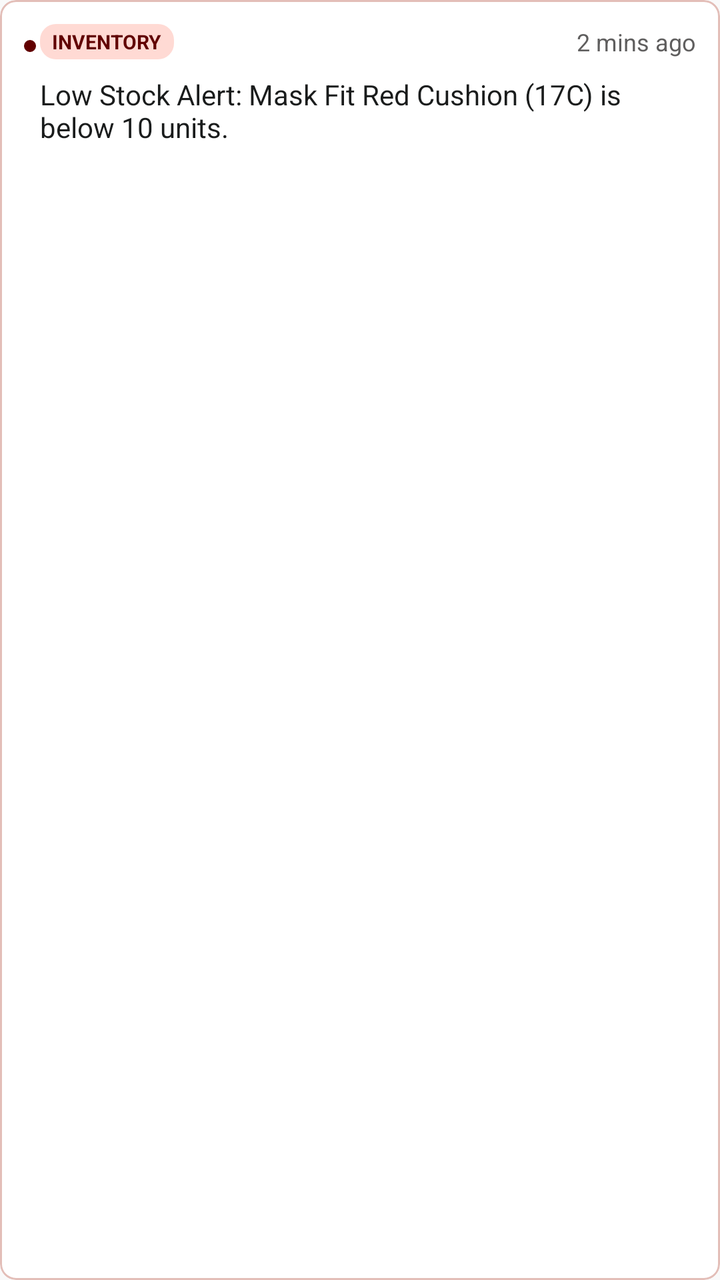
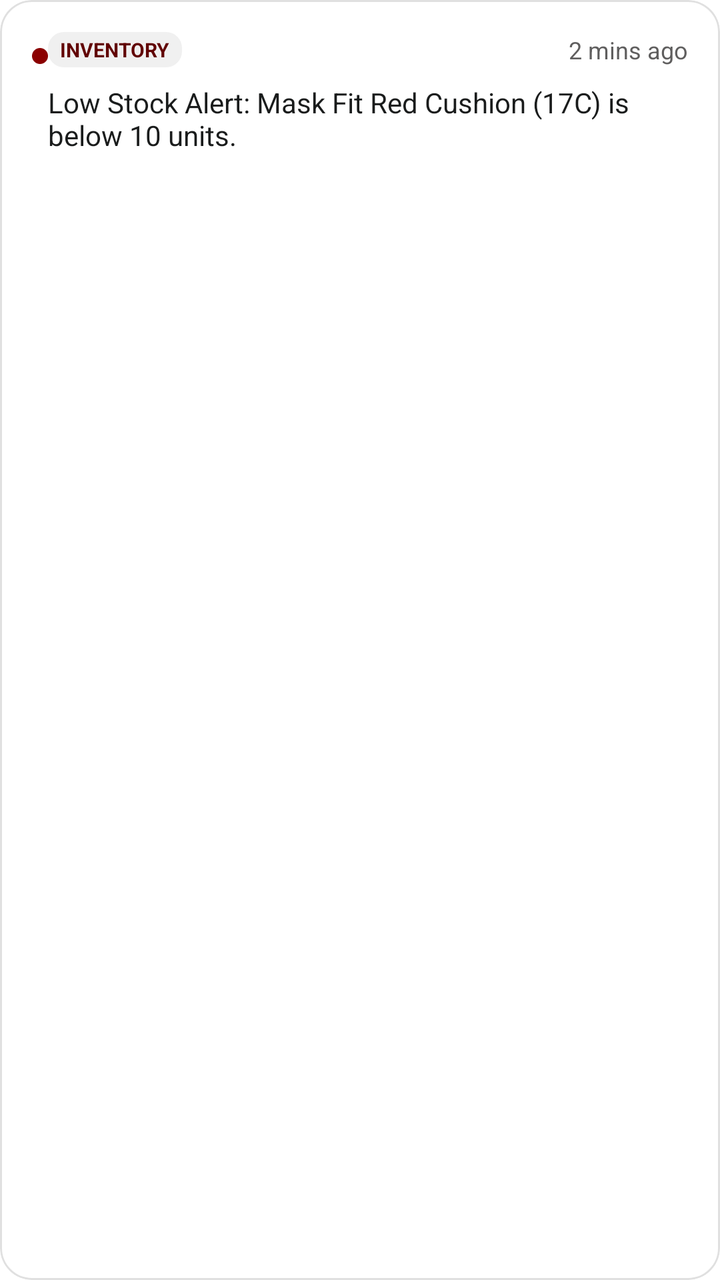

The first picture is an Android layout as it rendered before a commit; the second is the same layout after the commit. The layout source and the unified diff follow.
<!-- AndroidManifest.xml: application theme Theme.TirTirMCommerce -->
<!-- res/layout/item_admin_notification.xml -->
<?xml version="1.0" encoding="utf-8"?>
<com.google.android.material.card.MaterialCardView xmlns:android="http://schemas.android.com/apk/res/android"
    xmlns:app="http://schemas.android.com/apk/res-auto"
    xmlns:tools="http://schemas.android.com/tools"
    android:id="@+id/cardAdminNotification"
    android:layout_width="match_parent"
    android:layout_height="wrap_content"
    android:layout_margin="6dp"
    app:cardBackgroundColor="#ffffff"
    app:cardCornerRadius="8dp"
    app:cardElevation="0dp"
    app:strokeColor="#e3beb8"
    app:strokeWidth="1dp">

    <androidx.constraintlayout.widget.ConstraintLayout
        android:layout_width="match_parent"
        android:layout_height="wrap_content"
        android:padding="12dp">

        
        <View
            android:id="@+id/viewTypeDot"
            android:layout_width="6dp"
            android:layout_height="6dp"
            android:layout_marginTop="8dp"
            android:background="@drawable/bg_rounded_primary"
            android:backgroundTint="#610000"
            app:layout_constraintStart_toStartOf="parent"
            app:layout_constraintTop_toTopOf="parent" />

        <ImageView
            android:id="@+id/ivTypeIcon"
            android:layout_width="20dp"
            android:layout_height="20dp"
            android:src="@drawable/ic_notifications"
            app:tint="#454747"
            android:visibility="gone"
            app:layout_constraintStart_toStartOf="parent"
            app:layout_constraintTop_toTopOf="parent" />

        
        <TextView
            android:id="@+id/tvCategoryTag"
            android:layout_width="wrap_content"
            android:layout_height="wrap_content"
            android:layout_marginStart="8dp"
            android:background="@drawable/bg_rounded_primary"
            android:backgroundTint="#ffdad4"
            android:paddingHorizontal="6dp"
            android:paddingVertical="2dp"
            android:text="INVENTORY"
            android:textColor="#610000"
            android:textSize="10sp"
            android:textStyle="bold"
            app:layout_constraintStart_toEndOf="@id/ivTypeIcon"
            app:layout_constraintTop_toTopOf="parent" />

        
        <TextView
            android:id="@+id/tvTimeLabel"
            android:layout_width="wrap_content"
            android:layout_height="wrap_content"
            android:text="2 mins ago"
            android:textColor="#5f5e5e"
            android:textSize="12sp"
            app:layout_constraintBottom_toBottomOf="@id/tvCategoryTag"
            app:layout_constraintEnd_toEndOf="parent"
            app:layout_constraintTop_toTopOf="@id/tvCategoryTag" />

        
        <TextView
            android:id="@+id/tvMessageBody"
            android:layout_width="0dp"
            android:layout_height="wrap_content"
            android:layout_marginTop="8dp"
            android:text="Low Stock Alert: Mask Fit Red Cushion (17C) is below 10 units."
            android:textColor="#1a1c1c"
            android:textSize="14sp"
            app:layout_constraintEnd_toEndOf="parent"
            app:layout_constraintStart_toStartOf="@id/tvCategoryTag"
            app:layout_constraintTop_toBottomOf="@id/tvCategoryTag" />

        
        <com.google.android.material.button.MaterialButton
            android:id="@+id/btnPrimaryAction"
            style="@style/Widget.MaterialComponents.Button.UnelevatedButton"
            android:layout_width="wrap_content"
            android:layout_height="wrap_content"
            android:layout_marginTop="12dp"
            android:text="Restock Now"
            android:textColor="#ffffff"
            app:backgroundTint="#610000"
            app:cornerRadius="4dp"
            app:layout_constraintStart_toStartOf="@id/tvCategoryTag"
            app:layout_constraintTop_toBottomOf="@id/tvMessageBody"
            android:visibility="gone" />

        
        <TextView
            android:id="@+id/btnSecondaryAction"
            android:layout_width="wrap_content"
            android:layout_height="wrap_content"
            android:layout_marginStart="16dp"
            android:text="Ignore"
            android:textColor="#5f5e5e"
            android:textSize="14sp"
            android:visibility="gone"
            app:layout_constraintBottom_toBottomOf="@id/btnPrimaryAction"
            app:layout_constraintStart_toEndOf="@id/btnPrimaryAction"
            app:layout_constraintTop_toTopOf="@id/btnPrimaryAction" />

        
        <TextView
            android:id="@+id/btnTextLinkAction"
            android:layout_width="wrap_content"
            android:layout_height="wrap_content"
            android:layout_marginTop="12dp"
            android:text="Review History"
            android:textColor="#610000"
            android:textSize="14sp"
            android:textStyle="bold"
            android:visibility="gone"
            app:layout_constraintStart_toStartOf="@id/tvCategoryTag"
            app:layout_constraintTop_toBottomOf="@id/tvMessageBody" />

        <ImageView
            android:id="@+id/btnCloseSystemNotif"
            android:layout_width="24dp"
            android:layout_height="24dp"
            android:src="@drawable/ic_close"
            app:tint="#5f5e5e"
            android:background="?attr/selectableItemBackgroundBorderless"
            android:visibility="gone"
            app:layout_constraintEnd_toEndOf="parent"
            app:layout_constraintTop_toTopOf="parent"
            app:layout_constraintBottom_toBottomOf="parent"/>

    </androidx.constraintlayout.widget.ConstraintLayout>
</com.google.android.material.card.MaterialCardView>
<!-- resources referenced by this layout -->
<resources>
  <!-- drawable bg_rounded_primary (drawable) -->
  <?xml version="1.0" encoding="utf-8"?>
  <shape xmlns:android="http://schemas.android.com/apk/res/android"
      android:shape="rectangle">
      <solid android:color="#610000" />
      <corners android:radius="8dp" />
  </shape>
  <!-- drawable ic_close (drawable) -->
  <?xml version="1.0" encoding="utf-8"?>
  <vector xmlns:android="http://schemas.android.com/apk/res/android"
      android:width="24dp" android:height="24dp" android:viewportWidth="24" android:viewportHeight="24">
      <path android:fillColor="#000000" android:pathData="M18.3,5.71L12,12l6.3,6.29 -1.41,1.42L10.59,13.41 4.29,19.71 2.88,18.29 9.17,12 2.88,5.71 4.29,4.29 10.59,10.59 16.89,4.29z" />
  </vector>
  <!-- drawable ic_notifications (drawable) -->
  <?xml version="1.0" encoding="utf-8"?>
  <vector xmlns:android="http://schemas.android.com/apk/res/android"
      android:width="24dp"
      android:height="24dp"
      android:viewportWidth="24"
      android:viewportHeight="24">
      <path
          android:strokeWidth="2"
          android:strokeColor="@android:color/black"
          android:strokeLineCap="round"
          android:strokeLineJoin="round"
          android:fillColor="@android:color/transparent"
          android:pathData="M18,8A6,6 0 0,0 6,8C6,15 3,17 3,17H21C21,17 18,15 18,8Z" />
      <path
          android:strokeWidth="2"
          android:strokeColor="@android:color/black"
          android:strokeLineCap="round"
          android:strokeLineJoin="round"
          android:fillColor="@android:color/transparent"
          android:pathData="M13.73,21C13.55,21.3 13.3,21.55 13,21.72C12.7,21.9 12.35,22 12,22C11.65,22 11.3,21.9 11,21.72C10.7,21.55 10.45,21.3 10.27,21" />
  </vector>
  <style name="Theme.TirTirMCommerce" parent="Base.Theme.TirTirMCommerce" />
  <style name="Base.Theme.TirTirMCommerce" parent="Theme.Material3.DayNight.NoActionBar">
          
          <item name="colorPrimary">@color/tirtir_red_primary</item>
          <item name="colorPrimaryDark">@color/tirtir_red_dark</item>
          <item name="colorPrimaryContainer">#FFFFFF</item>
  
          
          <item name="colorOnPrimary">@color/tirtir_white</item>
          <item name="colorOnPrimaryContainer">@color/tirtir_red_primary</item>
  
          
          <item name="colorSecondary">@color/tirtir_black</item>
          <item name="colorOnSecondary">@color/tirtir_white</item>
          <item name="colorSecondaryContainer">#F8F8F8</item>
          <item name="colorOnSecondaryContainer">@color/tirtir_red_primary</item>
  
          
          <item name="colorSurface">@color/tirtir_white</item>
          <item name="colorOnSurface">@color/tirtir_black</item>
          <item name="colorSurfaceVariant">@color/tirtir_off_white</item>
  
          
          <item name="android:windowBackground">@color/tirtir_off_white</item>
          <item name="android:statusBarColor">@color/tirtir_white</item>
          <item name="android:windowLightStatusBar">true</item>
  
          
          <item name="colorError">@color/tirtir_error</item>
      </style>
  <color name="tirtir_red_primary">#8B0000</color>
  <color name="tirtir_red_dark">#610000</color>
  <color name="tirtir_white">#FFFFFF</color>
  <color name="tirtir_black">#1A1C1C</color>
  <color name="tirtir_off_white">#F9F9F9</color>
  <color name="tirtir_error">#D32F2F</color>
</resources>

<!-- the commit's change to res/layout/item_admin_notification.xml (unified diff, before → after) -->
@@ -5,26 +5,27 @@
     android:id="@+id/cardAdminNotification"
     android:layout_width="match_parent"
     android:layout_height="wrap_content"
-    android:layout_margin="6dp"
-    app:cardBackgroundColor="#ffffff"
-    app:cardCornerRadius="8dp"
+    android:layout_marginHorizontal="16dp"
+    android:layout_marginVertical="8dp"
+    app:cardBackgroundColor="#FFFFFF"
+    app:cardCornerRadius="16dp"
     app:cardElevation="0dp"
-    app:strokeColor="#e3beb8"
-    app:strokeWidth="1dp">
+    app:strokeWidth="1dp"
+    app:strokeColor="#E0E0E0">
 
     <androidx.constraintlayout.widget.ConstraintLayout
         android:layout_width="match_parent"
         android:layout_height="wrap_content"
-        android:padding="12dp">
+        android:padding="16dp">
 
         
         <View
             android:id="@+id/viewTypeDot"
-            android:layout_width="6dp"
-            android:layout_height="6dp"
+            android:layout_width="8dp"
+            android:layout_height="8dp"
             android:layout_marginTop="8dp"
             android:background="@drawable/bg_rounded_primary"
-            android:backgroundTint="#610000"
+            android:backgroundTint="@color/tirtir_red_primary"
             app:layout_constraintStart_toStartOf="parent"
             app:layout_constraintTop_toTopOf="parent" />
 
@@ -45,7 +46,7 @@
             android:layout_height="wrap_content"
             android:layout_marginStart="8dp"
             android:background="@drawable/bg_rounded_primary"
-            android:backgroundTint="#ffdad4"
+            android:backgroundTint="#f0f0f0"
             android:paddingHorizontal="6dp"
             android:paddingVertical="2dp"
             android:text="INVENTORY"
<!-- resource entries referenced after the edit -->
@@ -41,15 +41,13 @@
           <item name="colorPrimary">@color/tirtir_red_primary</item>
           <item name="colorPrimaryDark">@color/tirtir_red_dark</item>
           <item name="colorPrimaryContainer">#FFFFFF</item>
-  
-          
           <item name="colorOnPrimary">@color/tirtir_white</item>
           <item name="colorOnPrimaryContainer">@color/tirtir_red_primary</item>
   
           
           <item name="colorSecondary">@color/tirtir_black</item>
           <item name="colorOnSecondary">@color/tirtir_white</item>
-          <item name="colorSecondaryContainer">#F8F8F8</item>
+          <item name="colorSecondaryContainer">#FFFFFF</item>
           <item name="colorOnSecondaryContainer">@color/tirtir_red_primary</item>
   
           
@@ -69,7 +67,7 @@
   <color name="tirtir_red_dark">#610000</color>
   <color name="tirtir_white">#FFFFFF</color>
   <color name="tirtir_black">#1A1C1C</color>
-  <color name="tirtir_off_white">#F9F9F9</color>
+  <color name="tirtir_off_white">#FFFFFF</color>
   <color name="tirtir_error">#D32F2F</color>
 </resources>
 
